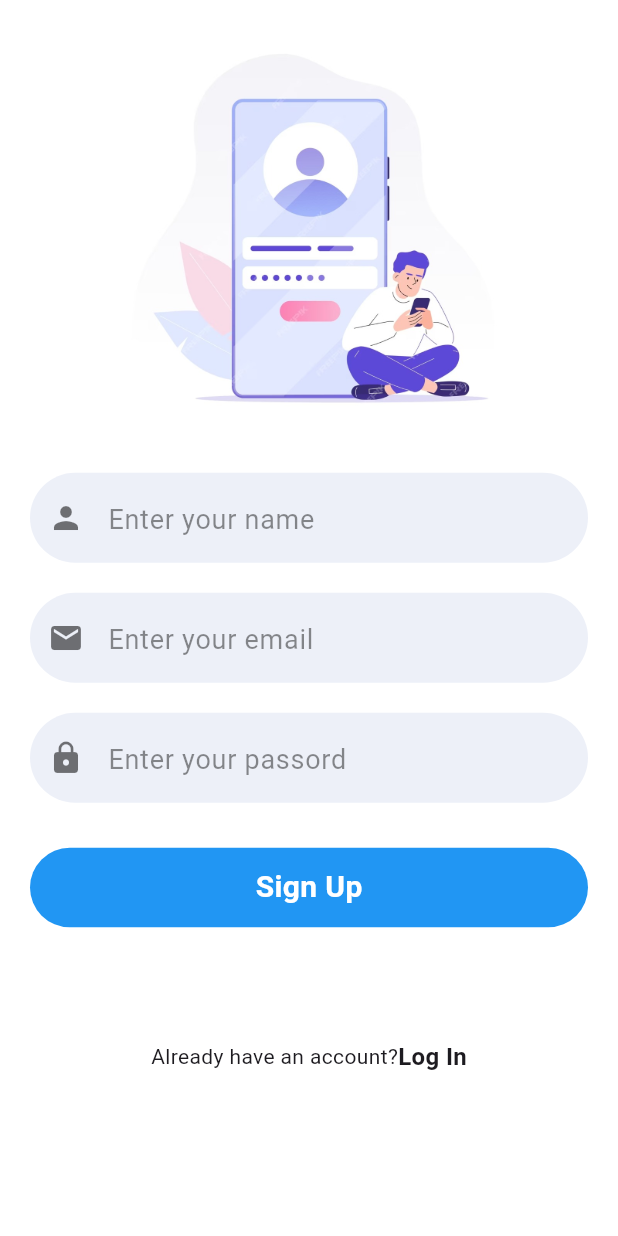
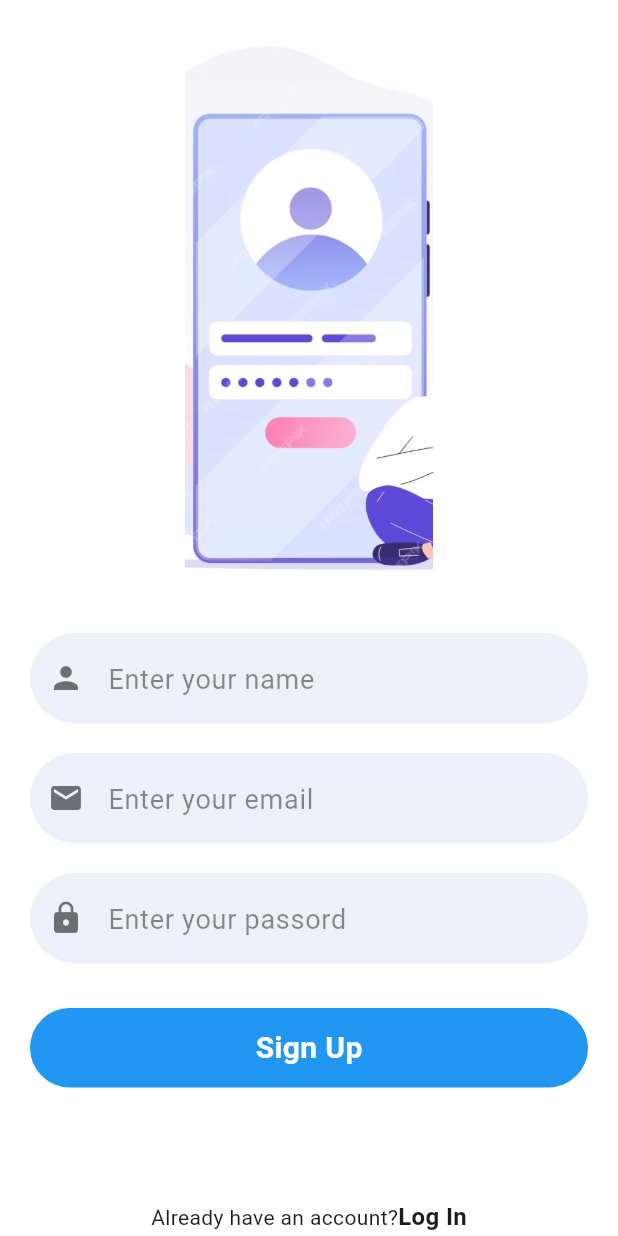
Before and after one commit to Hirooo17/go_parent, a Flutter app: the Signup screen opened directly, on a phone screen of 412 x 824 dp. Run offline on Flutter 3.47's test engine with Material 3 defaults, Android fonts, the light colour scheme and no system bars; our stand-ins replace cloud_firestore, firebase_auth, firebase_core, get; accounts and stored records are empty.

Commit message:
refactor to make responsive

```diff
--- a/lib/LoginPage/signup.dart
+++ b/lib/LoginPage/signup.dart
@@ -6,6 +6,7 @@ import 'package:go_parent/Widgets/text_field.dart';
 import 'package:go_parent/Widgets/button.dart';
 import 'package:go_parent/Widgets/snackbar.dart';
 import 'package:go_parent/authentication/auth.dart';
+import 'package:go_parent/Widgets/responsive.dart';
 
 class Signup extends StatefulWidget {
   const Signup({super.key});
@@ -19,7 +20,7 @@ class _SignupState extends State<Signup> {
   final TextEditingController emailController = TextEditingController();
   final TextEditingController passwordController = TextEditingController();
   bool isLoading = false;
-
+  final double mobileSize = 700;
 
   @override
   void dispose() {
@@ -59,74 +60,95 @@ class _SignupState extends State<Signup> {
     }
   }
 
-
-
-
-
   @override
   Widget build(BuildContext context) {
     double height = MediaQuery.of(context).size.height;
     return Scaffold(
-      resizeToAvoidBottomInset : false,
-
-
-
-
-
-
-
-
-
-
-
+      resizeToAvoidBottomInset: false,
       backgroundColor: Colors.white,
       body: SafeArea(
-          child: SizedBox(
+          child: Row(
+        children: [
+          if (!Responsive.isMobile(context))
+            Expanded(
+                flex: Responsive.isTablet(context) ? 2 : 1,
+                child: Container(
+                    decoration: BoxDecoration(
+                  color: Colors.blue, // Set the background color
+                ))),
+          Expanded(
+            flex: 3,
             child: Column(
               crossAxisAlignment: CrossAxisAlignment.center,
               children: [
                 SizedBox(
-              width: double.infinity,
-              height: height / 2.7,
-              child: Image.asset('images/signup1.jpeg'),
+                  width: MediaQuery.of(context).size.width *
+                      0.4, // 90% of the screen width
+                  height: MediaQuery.of(context).size.height /
+                      2, // A proportion of screen height
+                  child: Image.asset(
+                    'images/signup1.jpeg',
+                    fit: BoxFit.cover, // Scale the image to cover the container
+                  ),
                 ),
 
-              TextFieldInput(
+                SizedBox(
+                  width: mobileSize,
+                  child: TextFieldInput(
                       icon: Icons.person,
                       textEditingController: nameController,
                       hintText: 'Enter your name',
                       textInputType: TextInputType.text),
-            TextFieldInput(
+                ),
+                SizedBox(
+                  width: mobileSize,
+                  child: TextFieldInput(
                       icon: Icons.email,
                       textEditingController: emailController,
                       hintText: 'Enter your email',
                       textInputType: TextInputType.text),
-            TextFieldInput(
+                ),
+                SizedBox(
+                  width: mobileSize,
+                  child: TextFieldInput(
                     icon: Icons.lock,
                     textEditingController: passwordController,
                     hintText: 'Enter your passord',
                     textInputType: TextInputType.text,
                     isPass: true,
                   ),
+                ),
 
-            MyButtons(onTap: signupUser, text: "Sign Up"),
-            SizedBox(height: height/15),
+                SizedBox(
+                  width: mobileSize,
+                  child: MyButtons(onTap: signupUser, text: "Sign Up"),
+                ),
+                SizedBox(height: height / 15),
                 Row(
                   mainAxisAlignment: MainAxisAlignment.center,
                   children: [
                     Text("Already have an account?"),
-              GestureDetector(onTap: (){
-               Navigator.push(context, MaterialPageRoute(builder: (context) => LoginPage()));
-
-
-              },child: Text("Log In", style: TextStyle(fontWeight: FontWeight.bold, fontSize: 16),),)
+                    GestureDetector(
+                      onTap: () {
+                        Navigator.push(
+                            context,
+                            MaterialPageRoute(
+                                builder: (context) => LoginPage()));
+                      },
+                      child: Text(
+                        "Log In",
+                        style: TextStyle(
+                            fontWeight: FontWeight.bold, fontSize: 16),
+                      ),
+                    )
                   ],
                 )
-
 
                 //text field
               ],
             ),
+          )
+        ],
       )),
     );
   }
```
Lines whose indentation alone changed are shown as unchanged.
